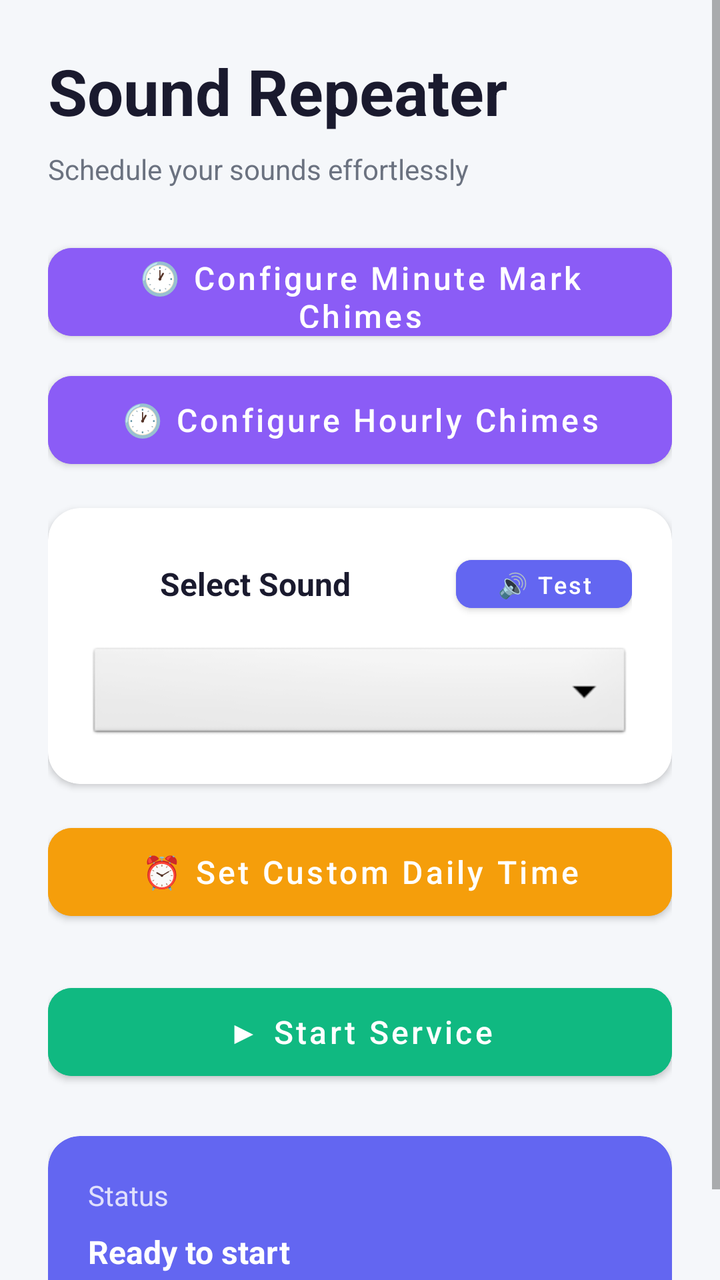
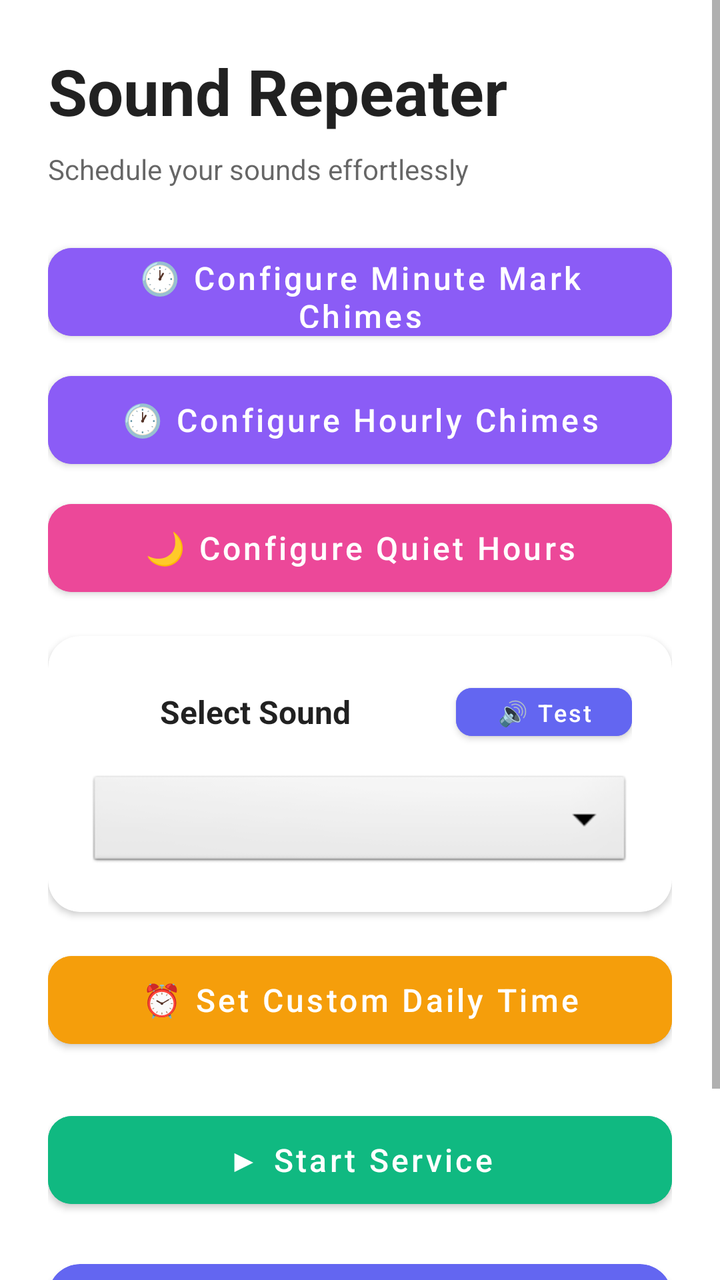

Before-and-after screenshots of an Android layout around one commit, followed by the original layout XML and the change that was made.
<!-- AndroidManifest.xml: application theme Theme.SoundRepeater -->
<!-- res/layout/activity_main.xml -->
<?xml version="1.0" encoding="utf-8"?>
<ScrollView xmlns:android="http://schemas.android.com/apk/res/android"
    xmlns:app="http://schemas.android.com/apk/res-auto"
    android:layout_width="match_parent"
    android:layout_height="match_parent"
    android:background="#F5F7FA">

    <LinearLayout
        android:layout_width="match_parent"
        android:layout_height="wrap_content"
        android:orientation="vertical"
        android:padding="24dp">

        
        <TextView
            android:layout_width="wrap_content"
            android:layout_height="wrap_content"
            android:text="Sound Repeater"
            android:textSize="32sp"
            android:textColor="#1A1A2E"
            android:textStyle="bold"
            android:layout_marginBottom="8dp"/>

        <TextView
            android:layout_width="wrap_content"
            android:layout_height="wrap_content"
            android:text="Schedule your sounds effortlessly"
            android:textSize="14sp"
            android:textColor="#6B7280"
            android:layout_marginBottom="24dp"/>

        
        <com.google.android.material.card.MaterialCardView
            android:id="@+id/intervalCard"
            android:layout_width="match_parent"
            android:layout_height="wrap_content"
            app:cardCornerRadius="16dp"
            app:cardElevation="2dp"
            android:layout_marginBottom="16dp"
            app:cardBackgroundColor="#FFFFFF"
            android:visibility="gone">

            <LinearLayout
                android:layout_width="match_parent"
                android:layout_height="wrap_content"
                android:orientation="vertical"
                android:padding="20dp">

                <LinearLayout
                    android:layout_width="match_parent"
                    android:layout_height="wrap_content"
                    android:orientation="horizontal"
                    android:gravity="center_vertical"
                    android:layout_marginBottom="12dp">

                    <ImageView
                        android:layout_width="24dp"
                        android:layout_height="24dp"
                        android:src="@android:drawable/ic_menu_recent_history"
                        android:layout_marginEnd="12dp"/>

                    <TextView
                        android:layout_width="wrap_content"
                        android:layout_height="wrap_content"
                        android:text="Repeat Interval"
                        android:textSize="16sp"
                        android:textColor="#1A1A2E"
                        android:textStyle="bold"/>
                </LinearLayout>

                <Spinner
                    android:id="@+id/intervalSpinner"
                    android:layout_width="match_parent"
                    android:layout_height="50dp"
                    android:background="@android:drawable/btn_dropdown"
                    android:paddingStart="16dp"
                    android:paddingEnd="16dp"/>
            </LinearLayout>
        </com.google.android.material.card.MaterialCardView>

        
        <com.google.android.material.button.MaterialButton
            android:id="@+id/minuteMarkChimeButton"
            android:layout_width="match_parent"
            android:layout_height="56dp"
            android:text="🕐 Configure Minute Mark Chimes"
            android:textSize="16sp"
            android:textAllCaps="false"
            app:cornerRadius="12dp"
            android:backgroundTint="#8B5CF6"
            android:textColor="#FFFFFF"
            android:layout_marginBottom="8dp"
            style="@style/Widget.MaterialComponents.Button"/>

        <com.google.android.material.button.MaterialButton
            android:id="@+id/hourlyChimeButton"
            android:layout_width="match_parent"
            android:layout_height="56dp"
            android:text="🕐 Configure Hourly Chimes"
            android:textSize="16sp"
            android:textAllCaps="false"
            app:cornerRadius="12dp"
            android:backgroundTint="#8B5CF6"
            android:textColor="#FFFFFF"
            android:layout_marginBottom="16dp"
            style="@style/Widget.MaterialComponents.Button"/>

        
        <com.google.android.material.card.MaterialCardView
            android:layout_width="match_parent"
            android:layout_height="wrap_content"
            app:cardCornerRadius="16dp"
            app:cardElevation="2dp"
            android:layout_marginBottom="16dp"
            app:cardBackgroundColor="#FFFFFF">

            <LinearLayout
                android:layout_width="match_parent"
                android:layout_height="wrap_content"
                android:orientation="vertical"
                android:padding="20dp">

                <LinearLayout
                    android:layout_width="match_parent"
                    android:layout_height="wrap_content"
                    android:orientation="horizontal"
                    android:gravity="center_vertical"
                    android:layout_marginBottom="12dp">

                    <ImageView
                        android:layout_width="24dp"
                        android:layout_height="24dp"
                        android:src="@android:drawable/ic_lock_silent_mode_off"
                        android:layout_marginEnd="12dp"/>

                    <TextView
                        android:layout_width="0dp"
                        android:layout_weight="1"
                        android:layout_height="wrap_content"
                        android:text="Select Sound"
                        android:textSize="16sp"
                        android:textColor="#1A1A2E"
                        android:textStyle="bold"/>

                    <com.google.android.material.button.MaterialButton
                        android:id="@+id/testSoundButton"
                        android:layout_width="wrap_content"
                        android:layout_height="36dp"
                        android:text="🔊 Test"
                        android:textSize="12sp"
                        android:textAllCaps="false"
                        app:cornerRadius="8dp"
                        android:backgroundTint="#6366F1"
                        android:textColor="#FFFFFF"
                        android:paddingStart="12dp"
                        android:paddingEnd="12dp"
                        style="@style/Widget.MaterialComponents.Button"/>
                </LinearLayout>

                <Spinner
                    android:id="@+id/soundSpinner"
                    android:layout_width="match_parent"
                    android:layout_height="50dp"
                    android:background="@android:drawable/btn_dropdown"
                    android:paddingStart="16dp"
                    android:paddingEnd="16dp"/>
            </LinearLayout>
        </com.google.android.material.card.MaterialCardView>

        
        <com.google.android.material.button.MaterialButton
            android:id="@+id/customTimeButton"
            android:layout_width="match_parent"
            android:layout_height="56dp"
            android:text="⏰ Set Custom Daily Time"
            android:textSize="16sp"
            android:textAllCaps="false"
            app:cornerRadius="12dp"
            android:backgroundTint="#F59E0B"
            android:textColor="#FFFFFF"
            android:layout_marginBottom="24dp"
            style="@style/Widget.MaterialComponents.Button"/>

        
        <FrameLayout
            android:layout_width="match_parent"
            android:layout_height="wrap_content"
            android:layout_marginBottom="24dp">

            <com.google.android.material.button.MaterialButton
                android:id="@+id/startButton"
                android:layout_width="match_parent"
                android:layout_height="56dp"
                android:text="▶ Start Service"
                android:textSize="16sp"
                android:textAllCaps="false"
                app:cornerRadius="12dp"
                android:backgroundTint="#10B981"
                android:textColor="#FFFFFF"
                android:visibility="visible"
                style="@style/Widget.MaterialComponents.Button"/>

            <com.google.android.material.button.MaterialButton
                android:id="@+id/stopButton"
                android:layout_width="match_parent"
                android:layout_height="56dp"
                android:text="⏸ Stop Service"
                android:textSize="16sp"
                android:textAllCaps="false"
                app:cornerRadius="12dp"
                android:backgroundTint="#EF4444"
                android:textColor="#FFFFFF"
                android:visibility="gone"
                style="@style/Widget.MaterialComponents.Button"/>
        </FrameLayout>

        
        <com.google.android.material.card.MaterialCardView
            android:layout_width="match_parent"
            android:layout_height="wrap_content"
            app:cardCornerRadius="16dp"
            app:cardElevation="2dp"
            app:cardBackgroundColor="#6366F1">

            <LinearLayout
                android:layout_width="match_parent"
                android:layout_height="wrap_content"
                android:orientation="vertical"
                android:padding="20dp">

                <TextView
                    android:layout_width="wrap_content"
                    android:layout_height="wrap_content"
                    android:text="Status"
                    android:textSize="14sp"
                    android:textColor="#FFFFFF"
                    android:alpha="0.8"
                    android:layout_marginBottom="8dp"/>

                <TextView
                    android:id="@+id/statusText"
                    android:layout_width="wrap_content"
                    android:layout_height="wrap_content"
                    android:text="Ready to start"
                    android:textSize="16sp"
                    android:textColor="#FFFFFF"
                    android:textStyle="bold"
                    android:layout_marginBottom="8dp"/>

                <TextView
                    android:id="@+id/nextRingText"
                    android:layout_width="wrap_content"
                    android:layout_height="wrap_content"
                    android:text=""
                    android:textSize="14sp"
                    android:textColor="#FFFFFF"
                    android:alpha="0.9"
                    android:visibility="gone"/>
            </LinearLayout>
        </com.google.android.material.card.MaterialCardView>

    </LinearLayout>
</ScrollView>
<!-- resources referenced by this layout -->
<resources>
  <style name="Theme.SoundRepeater" parent="Theme.MaterialComponents.DayNight.DarkActionBar">
          
          <item name="colorPrimary">@color/black</item>
          <item name="colorPrimaryVariant">@color/black</item>
          <item name="colorOnPrimary">@color/white</item>
          
          <item name="colorSecondary">@color/black</item>
          <item name="colorSecondaryVariant">@color/black</item>
          <item name="colorOnSecondary">@color/black</item>
          
          <item name="android:statusBarColor" tools:targetApi="l">?attr/colorPrimaryVariant</item>
          
      </style>
  <color name="black">#FF000000</color>
  <color name="white">#FFFFFFFF</color>
</resources>

<!-- the commit's change to res/layout/activity_main.xml (unified diff, before → after) -->
@@ -3,7 +3,7 @@
     xmlns:app="http://schemas.android.com/apk/res-auto"
     android:layout_width="match_parent"
     android:layout_height="match_parent"
-    android:background="#F5F7FA">
+    android:background="?android:attr/colorBackground">
 
     <LinearLayout
         android:layout_width="match_parent"
@@ -17,7 +17,7 @@
             android:layout_height="wrap_content"
             android:text="Sound Repeater"
             android:textSize="32sp"
-            android:textColor="#1A1A2E"
+            android:textColor="?android:attr/textColorPrimary"
             android:textStyle="bold"
             android:layout_marginBottom="8dp"/>
 
@@ -26,7 +26,7 @@
             android:layout_height="wrap_content"
             android:text="Schedule your sounds effortlessly"
             android:textSize="14sp"
-            android:textColor="#6B7280"
+            android:textColor="?android:attr/textColorSecondary"
             android:layout_marginBottom="24dp"/>
 
         
@@ -37,7 +37,6 @@
             app:cardCornerRadius="16dp"
             app:cardElevation="2dp"
             android:layout_marginBottom="16dp"
-            app:cardBackgroundColor="#FFFFFF"
             android:visibility="gone">
 
             <LinearLayout
@@ -64,7 +63,7 @@
                         android:layout_height="wrap_content"
                         android:text="Repeat Interval"
                         android:textSize="16sp"
-                        android:textColor="#1A1A2E"
+                        android:textColor="?android:attr/textColorPrimary"
                         android:textStyle="bold"/>
                 </LinearLayout>
 
@@ -102,6 +101,19 @@
             app:cornerRadius="12dp"
             android:backgroundTint="#8B5CF6"
             android:textColor="#FFFFFF"
+            android:layout_marginBottom="8dp"
+            style="@style/Widget.MaterialComponents.Button"/>
+
+        <com.google.android.material.button.MaterialButton
+            android:id="@+id/quietHoursButton"
+            android:layout_width="match_parent"
+            android:layout_height="56dp"
+            android:text="🌙 Configure Quiet Hours"
+            android:textSize="16sp"
+            android:textAllCaps="false"
+            app:cornerRadius="12dp"
+            android:backgroundTint="#EC4899"
+            android:textColor="#FFFFFF"
             android:layout_marginBottom="16dp"
             style="@style/Widget.MaterialComponents.Button"/>
 
@@ -111,8 +123,7 @@
             android:layout_height="wrap_content"
             app:cardCornerRadius="16dp"
             app:cardElevation="2dp"
-            android:layout_marginBottom="16dp"
-            app:cardBackgroundColor="#FFFFFF">
+            android:layout_marginBottom="16dp">
 
             <LinearLayout
                 android:layout_width="match_parent"
@@ -139,7 +150,7 @@
                         android:layout_height="wrap_content"
                         android:text="Select Sound"
                         android:textSize="16sp"
-                        android:textColor="#1A1A2E"
+                        android:textColor="?android:attr/textColorPrimary"
                         android:textStyle="bold"/>
 
                     <com.google.android.material.button.MaterialButton
<!-- resource entries referenced after the edit -->
@@ -2,18 +2,17 @@
 <resources>
   <style name="Theme.SoundRepeater" parent="Theme.MaterialComponents.DayNight.DarkActionBar">
           
-          <item name="colorPrimary">@color/black</item>
-          <item name="colorPrimaryVariant">@color/black</item>
+          <item name="colorPrimary">#6366F1</item>
+          <item name="colorPrimaryVariant">#4F46E5</item>
           <item name="colorOnPrimary">@color/white</item>
           
-          <item name="colorSecondary">@color/black</item>
-          <item name="colorSecondaryVariant">@color/black</item>
-          <item name="colorOnSecondary">@color/black</item>
+          <item name="colorSecondary">#8B5CF6</item>
+          <item name="colorSecondaryVariant">#7C3AED</item>
+          <item name="colorOnSecondary">@color/white</item>
           
           <item name="android:statusBarColor" tools:targetApi="l">?attr/colorPrimaryVariant</item>
           
       </style>
-  <color name="black">#FF000000</color>
   <color name="white">#FFFFFFFF</color>
 </resources>
 
